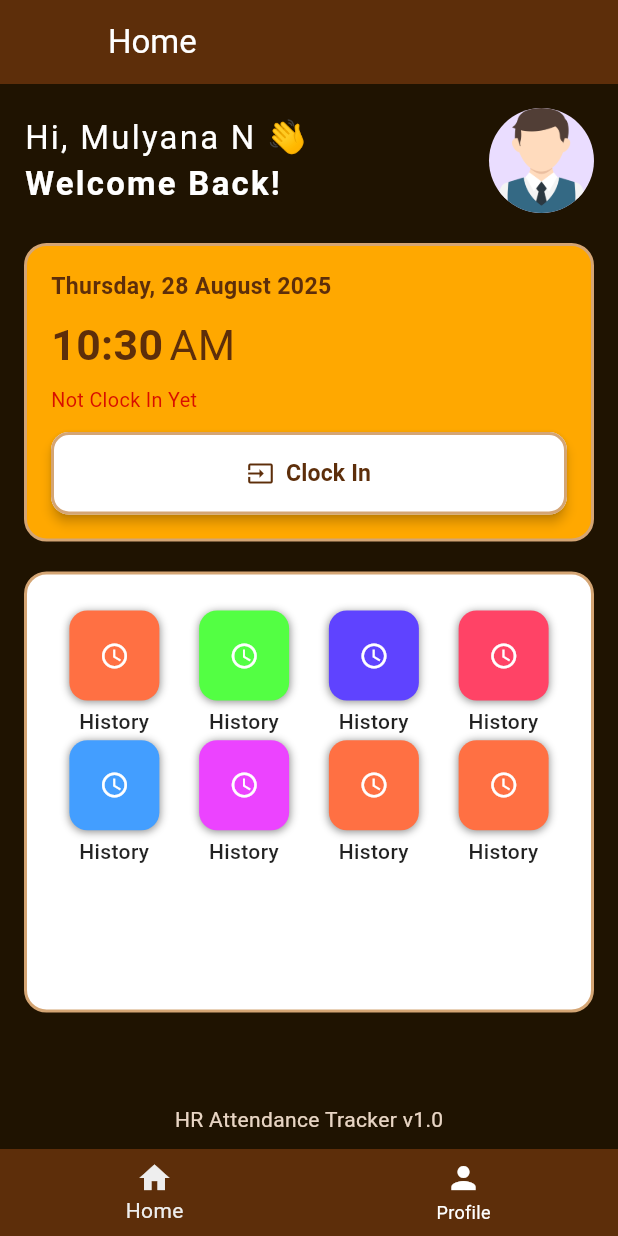
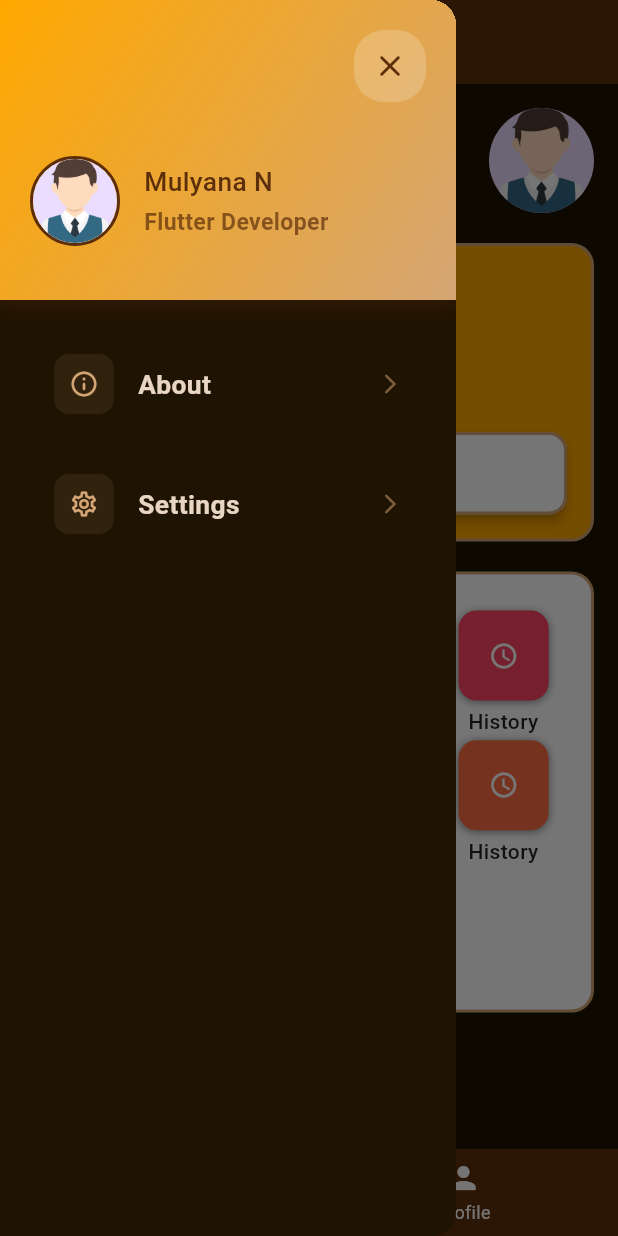
Before and after one commit to Myniv/hr_attendance_tracker, a Flutter app: the screen it shows after launch, with the side drawer open (before the commit the screen has no drawer), on a phone screen of 412 x 824 dp. Run offline on Flutter 3.47's test engine with Material 3 defaults, Android fonts, the phone set to English and light mode, and no system bars; our stand-ins replace image_picker, mask_text_input_formatter.

Commit message:
Create custom drawer

```diff
--- a/lib/main.dart
+++ b/lib/main.dart
@@ -3,6 +3,7 @@ import 'package:hr_attendance_tracker/custom_theme.dart';
 import 'package:hr_attendance_tracker/providers/attendance_history_provider.dart';
 import 'package:hr_attendance_tracker/providers/profile_provider.dart';
 import 'package:hr_attendance_tracker/routes.dart';
+import 'package:hr_attendance_tracker/widgets/custom_drawer.dart';
 import 'package:provider/provider.dart';
 import 'package:hr_attendance_tracker/screens/home_screen.dart';
 import 'package:hr_attendance_tracker/widgets/bottom_navbar.dart';
@@ -83,6 +84,7 @@ class _MainScreenState extends State<MainScreen> {
           icon: _iconScreen,
           onTap: _changeTab,
         ),
+        drawer: CustomDrawer(),
       );
   }
 }
--- /dev/null
+++ b/lib/widgets/custom_drawer.dart
@@ -0,0 +1,223 @@
+import 'dart:io';
+
+import 'package:flutter/material.dart';
+import 'package:hr_attendance_tracker/custom_theme.dart';
+import 'package:hr_attendance_tracker/providers/profile_provider.dart';
+import 'package:provider/provider.dart';
+
+class CustomDrawer extends StatelessWidget {
+  final CustomTheme _theme = CustomTheme();
+
+  @override
+  Widget build(BuildContext context) {
+    final profileProvider = context.watch<ProfileProvider>();
+
+    return Drawer(
+      backgroundColor: CustomTheme.backgroundScreenColor,
+      child: Column(
+        children: [
+          Container(
+            height: 200,
+            decoration: BoxDecoration(
+              gradient: LinearGradient(
+                begin: Alignment.topLeft,
+                end: Alignment.bottomRight,
+                colors: [CustomTheme.colorYellow, CustomTheme.colorGold],
+              ),
+              boxShadow: [
+                BoxShadow(
+                  color: CustomTheme.colorBrown.withOpacity(0.3),
+                  blurRadius: 8,
+                  offset: Offset(0, 4),
+                ),
+              ],
+            ),
+            child: SafeArea(
+              child: Padding(
+                padding: EdgeInsets.all(20),
+                child: Column(
+                  crossAxisAlignment: CrossAxisAlignment.start,
+                  children: [
+                    Align(
+                      alignment: Alignment.topRight,
+                      child: Container(
+                        decoration: BoxDecoration(
+                          color: Colors.white.withOpacity(0.2),
+                          borderRadius: BorderRadius.circular(20),
+                        ),
+                        child: IconButton(
+                          icon: Icon(
+                            Icons.close_rounded,
+                            color: CustomTheme.colorBrown,
+                            size: 24,
+                          ),
+                          onPressed: () => Navigator.of(context).pop(),
+                        ),
+                      ),
+                    ),
+
+                    Spacer(),
+
+                    InkWell(
+                      // onTap: () => Navigator.pushNamed(context, '/profile'),
+                      child: Row(
+                        children: [
+                          Container(
+                            width: 60,
+                            height: 60,
+                            decoration: BoxDecoration(
+                              color: Colors.white.withOpacity(0.2),
+                              borderRadius: BorderRadius.circular(30),
+                              border: Border.all(
+                                color: CustomTheme.colorBrown,
+                                width: 2,
+                              ),
+                            ),
+                            child: CircleAvatar(
+                              radius: 50,
+                              backgroundImage:
+                                  profileProvider.profile.profilePicturePath !=
+                                      null
+                                  ? FileImage(
+                                      File(
+                                        profileProvider
+                                            .profile
+                                            .profilePicturePath!,
+                                      ),
+                                    )
+                                  : AssetImage('assets/images/profile.png'),
+                            ),
+                          ),
+                          SizedBox(width: 16),
+                          Expanded(
+                            child: Column(
+                              crossAxisAlignment: CrossAxisAlignment.start,
+                              children: [
+                                Text(
+                                  profileProvider.profile.name ?? "User",
+                                  style: _theme.mediumFont(
+                                    CustomTheme.colorBrown,
+                                    FontWeight.w500,
+                                    context,
+                                  ),
+                                  overflow: TextOverflow.ellipsis,
+                                  maxLines: 1,
+                                ),
+                                SizedBox(height: 4),
+                                Text(
+                                  profileProvider.profile.position ?? "HR",
+                                  style: _theme.smallFont(
+                                    CustomTheme.colorBrown.withOpacity(0.7),
+                                    FontWeight.bold,
+                                    context,
+                                  ),
+                                  overflow: TextOverflow.ellipsis,
+                                  maxLines: 1,
+                                ),
+                              ],
+                            ),
+                          ),
+                        ],
+                      ),
+                    ),
+                    SizedBox(height: 16),
+                  ],
+                ),
+              ),
+            ),
+          ),
+
+          Expanded(
+            child: Container(
+              padding: EdgeInsets.symmetric(vertical: 16),
+              child: Column(
+                children: [
+                  _buildMenuItem(
+                    context: context,
+                    icon: Icons.info_outline_rounded,
+                    title: 'About',
+                    onTap: () {
+                      Navigator.of(context).pop();
+                      Navigator.pushNamed(context, '/about');
+                    },
+                  ),
+
+                  _buildMenuItem(
+                    context: context,
+                    icon: Icons.settings_outlined,
+                    title: 'Settings',
+                    onTap: () {
+                      Navigator.of(context).pop();
+                      Navigator.pushNamed(context, '/setting');
+                    },
+                  ),
+                ],
+              ),
+            ),
+          ),
+        ],
+      ),
+    );
+  }
+
+  Widget _buildMenuItem({
+    required BuildContext context,
+    required IconData icon,
+    required String title,
+    required VoidCallback onTap,
+  }) {
+    return Container(
+      margin: EdgeInsets.symmetric(horizontal: 16, vertical: 4),
+      decoration: BoxDecoration(
+        borderRadius: CustomTheme.borderRadius,
+        color: Colors.transparent,
+      ),
+      child: Container(
+        color: Colors.transparent,
+        child: InkWell(
+          borderRadius: CustomTheme.borderRadius,
+          splashColor: CustomTheme.colorGold.withOpacity(0.1),
+          highlightColor: CustomTheme.colorGold.withOpacity(0.05),
+          onTap: onTap,
+          child: Container(
+            padding: EdgeInsets.symmetric(horizontal: 20, vertical: 16),
+            child: Row(
+              children: [
+                Container(
+                  width: 40,
+                  height: 40,
+                  decoration: BoxDecoration(
+                    color: CustomTheme.colorGold.withOpacity(0.1),
+                    borderRadius: BorderRadius.circular(10),
+                  ),
+                  child: Icon(icon, color: CustomTheme.colorGold, size: 20),
+                ),
+                SizedBox(width: 16),
+                Expanded(
+                  child: Column(
+                    crossAxisAlignment: CrossAxisAlignment.start,
+                    children: [
+                      Text(
+                        title,
+                        style: _theme.mediumFont(
+                          CustomTheme.whiteButNot,
+                          FontWeight.w600,
+                          context,
+                        ),
+                      ),
+                    ],
+                  ),
+                ),
+                Icon(
+                  Icons.arrow_forward_ios_rounded,
+                  color: CustomTheme.colorGold.withOpacity(0.5),
+                  size: 16,
+                ),
+              ],
+            ),
+          ),
+        ),
+      ),
+    );
+  }
+}
```
